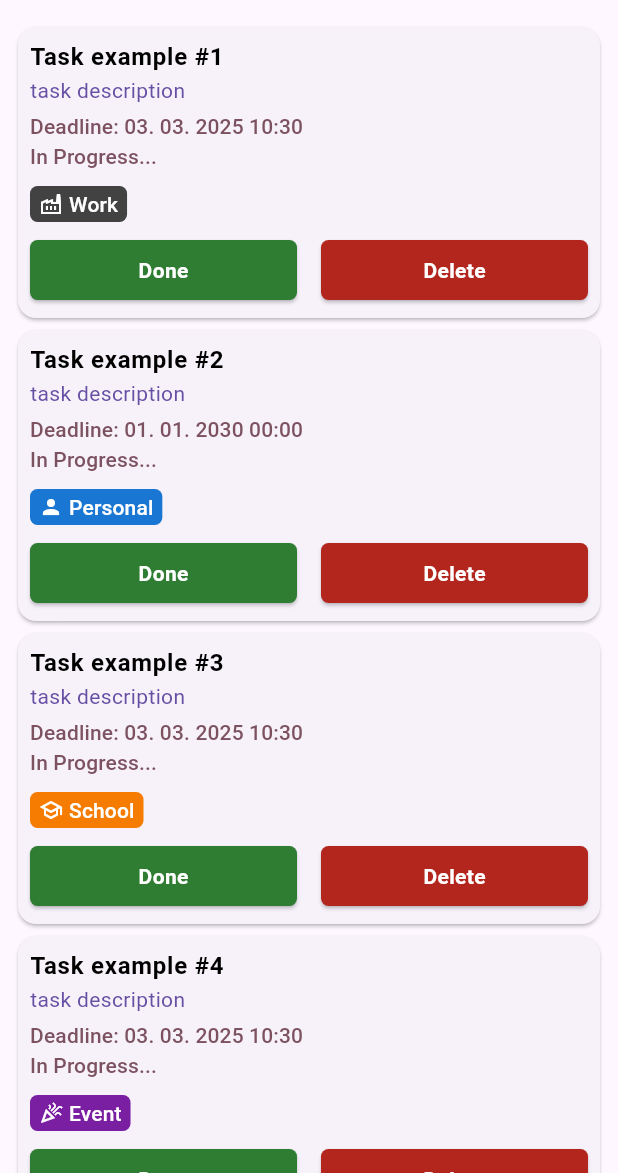
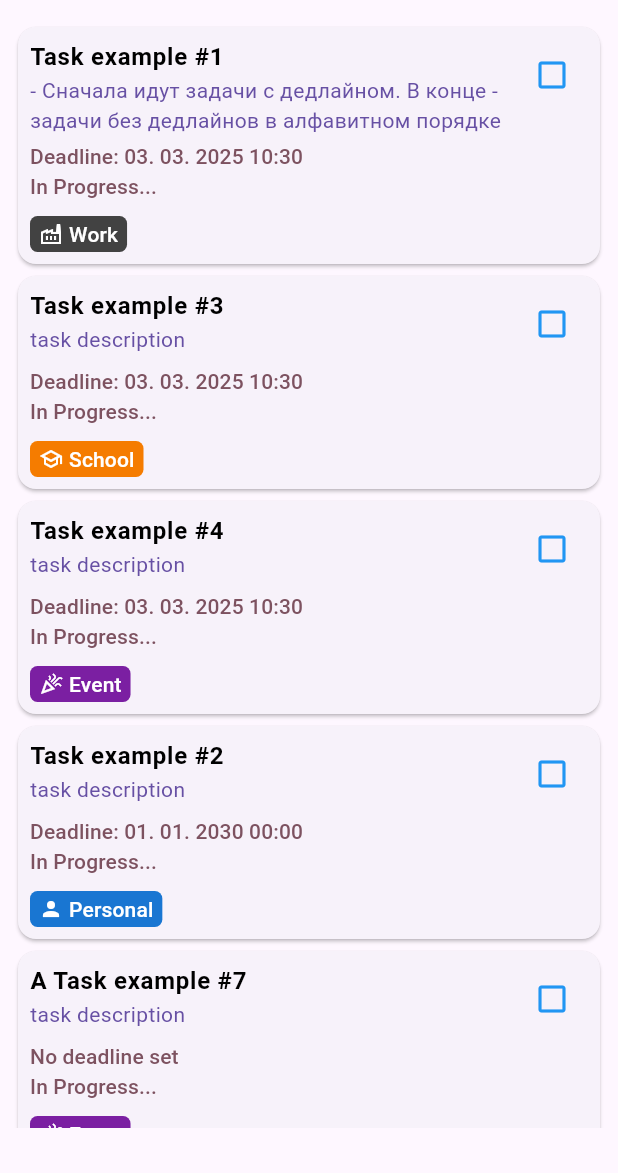
Before and after one commit to Akzhol-Asan/my_todo_list, a Flutter app: the screen it shows after launch, on a phone screen of 412 x 824 dp, the part 63-1236 px from its top. Run offline on Flutter 3.47's test engine with Material 3 defaults, Android fonts, the phone set to English and light mode, and no system bars; drawn by our look-alikes of flutter_slidable.

Commit message:
Created 'Deadline is optional' & 'Tasks sorted by deadline'

```diff
--- a/lib/app.dart
+++ b/lib/app.dart
@@ -1,7 +1,7 @@
 import 'package:flutter/material.dart';
 import 'package:home_work_1/models/task_category.dart';
 import 'package:home_work_1/screens/tasks_screen.dart';
-import 'package:home_work_1/widgets/new_task.dart';
+import 'package:home_work_1/widgets/task_form.dart';
 
 import 'data/categories_data.dart';
 import 'models/task.dart';
@@ -18,7 +18,8 @@ class _AppState extends State<App> {
     Task(
         title: 'Task example #1',
         isDone: false,
-        description: 'task description',
+        description:
+            '- Сначала идут задачи с дедлайном. В конце - задачи без дедлайнов в алфавитном порядке',
         dateTime: DateTime.now(),
         categoryId: 'work'),
     Task(
@@ -39,6 +40,24 @@ class _AppState extends State<App> {
         description: 'task description',
         dateTime: DateTime.now(),
         categoryId: 'event'),
+    Task(
+        title: 'B Task example #5',
+        isDone: false,
+        description: 'task description',
+        dateTime: null,
+        categoryId: 'event'),
+    Task(
+        title: 'C Task example #6',
+        isDone: false,
+        description: 'task description',
+        dateTime: null,
+        categoryId: 'event'),
+    Task(
+        title: 'A Task example #7',
+        isDone: false,
+        description: 'task description',
+        dateTime: null,
+        categoryId: 'event'),
   ];
 
   void addTask(Task newTask) {
@@ -52,8 +71,28 @@ class _AppState extends State<App> {
       isScrollControlled: true,
       useSafeArea: true,
       context: context,
-      builder: (ctx) => NewTask(
-        onTaskCreated: addTask,
+      builder: (ctx) => TaskForm(
+        onTaskSaved: addTask,
+      ),
+    );
+  }
+
+  void editTask(Task editedTask) {
+    setState(() {
+      final index = tasks.indexWhere((task) => task.id == editedTask.id);
+      tasks[index] = editedTask;
+    });
+  }
+
+  void openEditTaskSheet(String id) {
+    final existingTask = tasks.firstWhere((task) => task.id == id);
+    showModalBottomSheet(
+      isScrollControlled: true,
+      useSafeArea: true,
+      context: context,
+      builder: (ctx) => TaskForm(
+        onTaskSaved: editTask,
+        existingTask: existingTask,
       ),
     );
   }
@@ -83,10 +122,28 @@ class _AppState extends State<App> {
     });
   }
 
+  void deleteTask(String id) {
+    setState(() {
+      tasks.removeWhere((task) => task.id == id);
+    });
+  }
+
   TaskCategory? _selectedCategory;
 
   @override
   Widget build(BuildContext context) {
+    tasks.sort((a, b) {
+      if (a.dateTime != null && b.dateTime == null) {
+        return -1;
+      } else if (a.dateTime == null && b.dateTime != null) {
+        return 1;
+      } else if (a.dateTime != null && b.dateTime != null) {
+        return a.dateTime!.compareTo(b.dateTime!);
+      } else {
+        return a.title.compareTo(b.title);
+      }
+    });
+
     return Scaffold(
       appBar: AppBar(
         title: Text('Tasks'),
@@ -104,7 +161,11 @@ class _AppState extends State<App> {
           IconButton(onPressed: openAddTaskSheet, icon: Icon(Icons.add))
         ],
       ),
-      body: TasksScreen(tasks: tasks, selectedCategory: _selectedCategory),
+      body: TasksScreen(
+          tasks: tasks,
+          selectedCategory: _selectedCategory,
+          onTaskDeleted: deleteTask,
+          onTaskEdited: openEditTaskSheet),
     );
   }
 }
--- a/lib/models/task.dart
+++ b/lib/models/task.dart
@@ -1,20 +1,25 @@
 import 'package:home_work_1/data/categories_data.dart';
 import 'package:home_work_1/models/task_category.dart';
+import 'package:uuid/uuid.dart';
+
+const uuid = Uuid();
 
 class Task {
+  final String id;
   final String title;
   final String description;
   final bool isDone;
-  final DateTime dateTime;
+  final DateTime? dateTime;
   final String categoryId;
 
   Task({
+    String? id,
     required this.title,
     required this.description,
     required this.isDone,
-    required this.dateTime,
+    this.dateTime,
     required this.categoryId,
-  });
+  }) : id = id ?? uuid.v4();
 
   TaskCategory get category {
     return categories.firstWhere((category) => category.id == categoryId);
--- a/lib/screens/tasks_screen.dart
+++ b/lib/screens/tasks_screen.dart
@@ -1,34 +1,63 @@
 import 'package:flutter/material.dart';
+import 'package:flutter_slidable/flutter_slidable.dart';
 import 'package:home_work_1/models/task_category.dart';
 import 'package:home_work_1/widgets/task_card.dart';
 import '../models/task.dart';
 
-class TasksScreen extends StatefulWidget {
+class TasksScreen extends StatelessWidget {
   final List<Task> tasks;
   final TaskCategory? selectedCategory;
+  final void Function(String id) onTaskDeleted;
+  final void Function(String id) onTaskEdited;
 
-  const TasksScreen({super.key, required this.tasks, this.selectedCategory});
+  const TasksScreen({
+    super.key,
+    required this.tasks,
+    this.selectedCategory,
+    required this.onTaskDeleted,
+    required this.onTaskEdited,
+  });
 
   @override
-  State<TasksScreen> createState() => _TasksScreenState();
-}
-
-class _TasksScreenState extends State<TasksScreen> {
-  @override
   Widget build(BuildContext context) {
+    final theme = Theme.of(context);
     final filteredTasks =
-        widget.selectedCategory == null || widget.selectedCategory!.id == 'all'
-            ? widget.tasks
-            : widget.tasks
-                .where((task) => task.categoryId == widget.selectedCategory!.id)
+        selectedCategory == null || selectedCategory!.id == 'all'
+            ? tasks
+            : tasks
+                .where((task) => task.categoryId == selectedCategory!.id)
                 .toList();
 
-    return SingleChildScrollView(
-      child: Padding(
-        padding: const EdgeInsets.only(left: 8, right: 8, bottom: 30),
-        child: Column(
-          children: filteredTasks.map((task) => TaskCard(task: task)).toList(),
-        ),
+    return Padding(
+      padding: const EdgeInsets.only(left: 8, right: 8, bottom: 30),
+      child: ListView.builder(
+        itemCount: filteredTasks.length,
+        itemBuilder: (ctx, index) {
+          final task = filteredTasks[index];
+          return Slidable(
+            endActionPane: ActionPane(
+              extentRatio: 0.4,
+              motion: DrawerMotion(),
+              children: [
+                SlidableAction(
+                  onPressed: (ctx) => onTaskDeleted(task.id),
+                  icon: Icons.delete,
+                  backgroundColor: theme.colorScheme.error.withAlpha(220),
+                  label: 'Delete',
+                  padding: EdgeInsets.zero,
+                ),
+                SlidableAction(
+                  onPressed: (ctx) => onTaskEdited(task.id),
+                  icon: Icons.edit,
+                  backgroundColor: theme.colorScheme.secondary.withAlpha(220),
+                  label: 'Edit',
+                  padding: EdgeInsets.zero,
+                ),
+              ],
+            ),
+            child: TaskCard(task: task),
+          );
+        },
       ),
     );
   }
--- a/lib/widgets/task_card.dart
+++ b/lib/widgets/task_card.dart
@@ -21,7 +21,11 @@ class _TaskCardState extends State<TaskCard> {
       isDone = !isDone;
       if (isDone) {
         doneTime = formatDateTime(DateTime.now());
-        deadlineIsFailed = DateTime.now().isAfter(widget.task.dateTime);
+        if (widget.task.dateTime != null) {
+          deadlineIsFailed = DateTime.now().isAfter(widget.task.dateTime!);
+        } else {
+          deadlineIsFailed = false;
+        }
       } else {
         doneTime = null;
         deadlineIsFailed = false;
@@ -42,30 +46,54 @@ class _TaskCardState extends State<TaskCard> {
           child: Column(
             crossAxisAlignment: CrossAxisAlignment.start,
             children: [
-              //Task title
+              //Task title, description & Check Box button
+              Row(
+                mainAxisAlignment: MainAxisAlignment.start,
+                crossAxisAlignment: CrossAxisAlignment.start,
+                children: [
+                  Expanded(
+                    child: Column(
+                      crossAxisAlignment: CrossAxisAlignment.start,
+                      children: [
                         Text(
                           widget.task.title,
                           style: theme.textTheme.bodyLarge!.copyWith(
                             fontWeight: FontWeight.bold,
-                  decoration:
-                      isDone ? TextDecoration.lineThrough : TextDecoration.none,
+                            decoration: isDone
+                                ? TextDecoration.lineThrough
+                                : TextDecoration.none,
                             color: isDone ? Colors.grey : Colors.black,
                           ),
                         ),
-              //Task description
                         Text(
                           widget.task.description,
                           style: theme.textTheme.bodyMedium!.copyWith(
                             color: theme.colorScheme.primary,
                           ),
                         ),
+                      ],
+                    ),
+                  ),
+                  IconButton(
+                    onPressed: taskIsDone,
+                    icon: Icon(
+                      isDone ? Icons.check_box : Icons.check_box_outline_blank,
+                      color: isDone ? Colors.green : Colors.blue,
+                    ),
+                  ),
+                ],
+              ),
+              //Task description
               SizedBox(height: 4),
-              //Deadline
+              // Deadline
               Text(
-                'Deadline: ${formatDateTime(widget.task.dateTime)}',
+                widget.task.dateTime != null
+                    ? 'Deadline: ${formatDateTime(widget.task.dateTime!)}'
+                    : 'No deadline set',
                 style:
                     titleSmallStyle.copyWith(color: theme.colorScheme.tertiary),
               ),
+
               //DoneTime
               Text(
                 isDone ? 'Done time: $doneTime' : 'In Progress...',
@@ -101,40 +129,6 @@ class _TaskCardState extends State<TaskCard> {
                           style: titleSmallStyle.copyWith(color: Colors.white))
                     ],
                   )),
-              SizedBox(height: 8),
-              //Done & Delete buttons
-              Row(
-                mainAxisAlignment: MainAxisAlignment.spaceBetween,
-                children: [
-                  Expanded(
-                    child: ElevatedButton(
-                      style: ElevatedButton.styleFrom(
-                          backgroundColor: Colors.green.shade800,
-                          shape: RoundedRectangleBorder(
-                              borderRadius: BorderRadius.circular(5))),
-                      onPressed: taskIsDone,
-                      child: Text('Done',
-                          style: theme.textTheme.bodyMedium!.copyWith(
-                              color: Colors.white,
-                              fontWeight: FontWeight.bold)),
-                    ),
-                  ),
-                  SizedBox(width: 16),
-                  Expanded(
-                    child: ElevatedButton(
-                      style: ElevatedButton.styleFrom(
-                          backgroundColor: theme.colorScheme.error,
-                          shape: RoundedRectangleBorder(
-                              borderRadius: BorderRadius.circular(5))),
-                      onPressed: () {},
-                      child: Text('Delete',
-                          style: theme.textTheme.bodyMedium!.copyWith(
-                              color: Colors.white,
-                              fontWeight: FontWeight.bold)),
-                    ),
-                  ),
-                ],
-              )
             ],
           ),
         ),
--- a/pubspec.yaml
+++ b/pubspec.yaml
@@ -34,6 +34,8 @@ dependencies:
   # The following adds the Cupertino Icons font to your application.
   # Use with the CupertinoIcons class for iOS style icons.
   cupertino_icons: ^1.0.8
+  uuid: ^4.5.1
+  flutter_slidable: ^4.0.0
 
 dev_dependencies:
   flutter_test:
```
Also changed, not shown: lib/widgets/task_form.dart (renamed from lib/widgets/new_task.dart, +91 -45 lines), pubspec.lock, 4 other files. Lines whose indentation alone changed are shown as unchanged.
